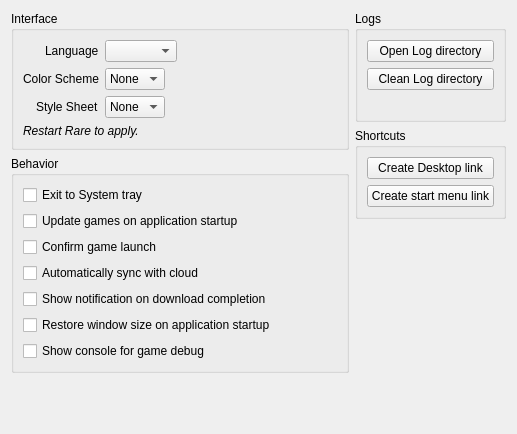
Qt form rare/ui/components/tabs/settings/rare.ui (RareDevs/Rare) before a commit.
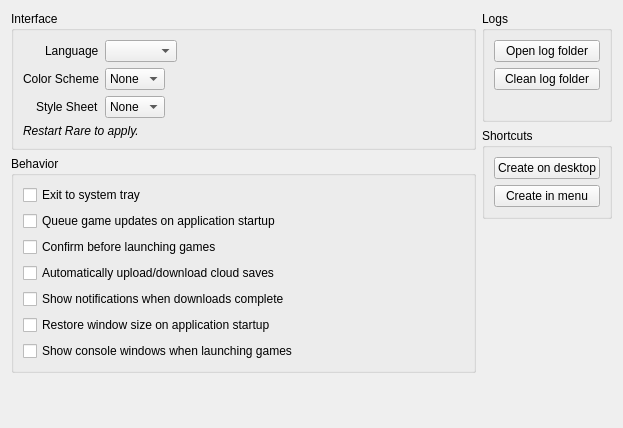
The same form after that commit.

Commit message: Ui: Update some strings in RareSettings form

```diff
--- a/rare/ui/components/tabs/settings/rare.ui
+++ b/rare/ui/components/tabs/settings/rare.ui
@@ -6,8 +6,8 @@
    <rect>
     <x>0</x>
     <y>0</y>
-    <width>517</width>
-    <height>434</height>
+    <width>623</width>
+    <height>428</height>
    </rect>
   </property>
   <property name="windowTitle">
@@ -126,42 +126,42 @@
         <item row="4" column="0">
          <widget class="QCheckBox" name="notification">
           <property name="text">
-           <string>Show notification on download completion</string>
+           <string>Show notifications when downloads complete</string>
           </property>
          </widget>
         </item>
         <item row="6" column="0">
          <widget class="QCheckBox" name="log_games">
           <property name="text">
-           <string>Show console for game debug</string>
+           <string>Show console windows when launching games</string>
           </property>
          </widget>
         </item>
         <item row="0" column="0">
          <widget class="QCheckBox" name="sys_tray">
           <property name="text">
-           <string>Exit to System tray</string>
+           <string>Exit to system tray</string>
           </property>
          </widget>
         </item>
         <item row="1" column="0">
          <widget class="QCheckBox" name="auto_update">
           <property name="text">
-           <string>Update games on application startup</string>
+           <string>Queue game updates on application startup</string>
           </property>
          </widget>
         </item>
         <item row="2" column="0">
          <widget class="QCheckBox" name="confirm_start">
           <property name="text">
-           <string>Confirm game launch</string>
+           <string>Confirm before launching games</string>
           </property>
          </widget>
         </item>
         <item row="3" column="0">
          <widget class="QCheckBox" name="auto_sync_cloud">
           <property name="text">
-           <string>Automatically sync with cloud</string>
+           <string>Automatically upload/download cloud saves</string>
           </property>
          </widget>
         </item>
@@ -207,14 +207,14 @@
         <item>
          <widget class="QPushButton" name="log_dir_open_button">
           <property name="text">
-           <string>Open Log directory</string>
+           <string>Open log folder</string>
           </property>
          </widget>
         </item>
         <item>
          <widget class="QPushButton" name="log_dir_clean_button">
           <property name="text">
-           <string>Clean Log directory</string>
+           <string>Clean log folder</string>
           </property>
          </widget>
         </item>
@@ -246,14 +246,14 @@
         <item>
          <widget class="QPushButton" name="desktop_link_btn">
           <property name="text">
-           <string>Create Desktop link</string>
+           <string>Create on desktop</string>
           </property>
          </widget>
         </item>
         <item>
          <widget class="QPushButton" name="startmenu_link_btn">
           <property name="text">
-           <string>Create start menu link</string>
+           <string>Create in menu</string>
           </property>
          </widget>
         </item>
```
The commit also changes 1 other file.
